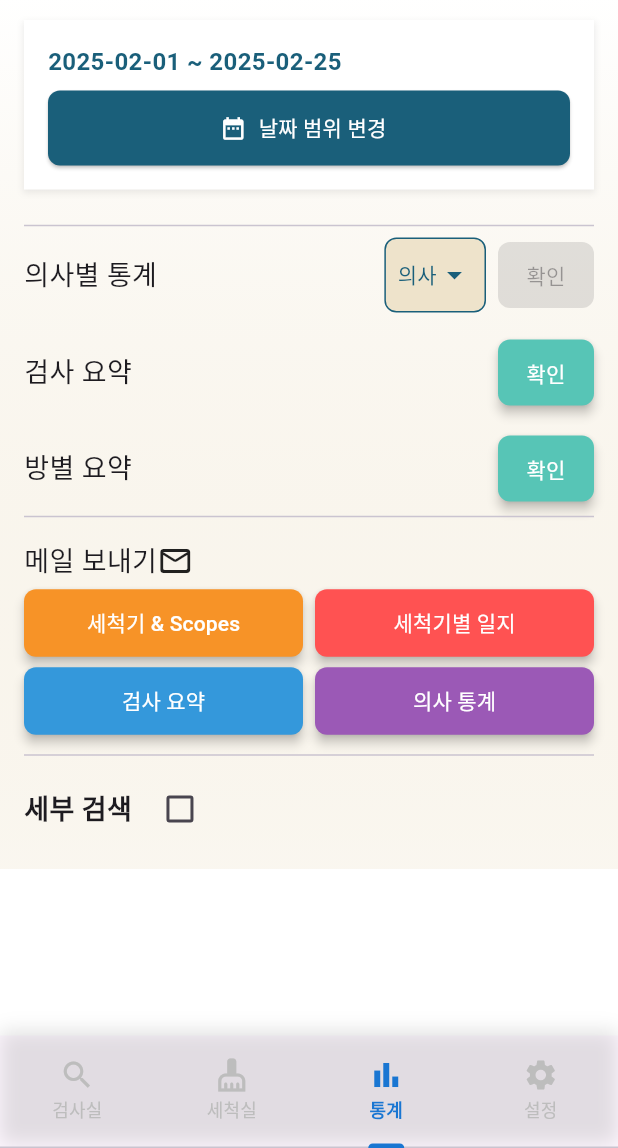
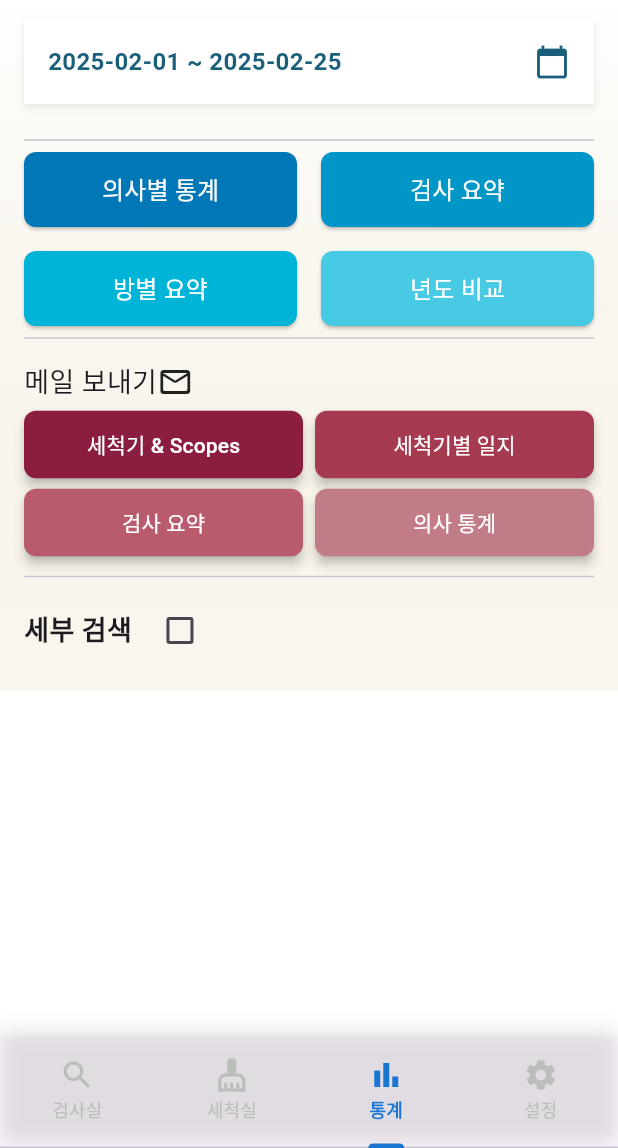
Before and after one commit to kimshinil79/endoscopy_total_solution, a Flutter app: the screen it shows once a user with an empty profile is signed in, item 3 of the bottom bar chosen, on a phone screen of 412 x 824 dp, the part 88-1236 px from its top. Run offline on Flutter 3.47's test engine with Material 3 defaults, Android fonts, the phone set to English and light mode, and no system bars; our stand-ins replace camera, cloud_firestore, firebase_auth, firebase_core, shared_preferences; missing offline and left inert: flutter_email_sender, google_mlkit_text_recognition, syncfusion_flutter_xlsio, syncfusion_officechart; accounts and stored records are empty; project files that could hold a hidden picture were left out.

Commit message:
Refactor statistics page UI and add doctor selection dialog
- Updated date format in table data from 'yy/MM/dd' to 'MM/dd'
- Added a new doctor selection dialog with improved UI
- Replaced dropdown and confirm buttons with a single dialog-based selection
- Updated button styles with a gradient of blue colors
- Modified button colors for export and summary buttons to use rose/burgundy tones
- Improved layout and interaction for date range and doctor selection

```diff
--- a/lib/tabs/statistics_page.dart
+++ b/lib/tabs/statistics_page.dart
@@ -2676,7 +2676,7 @@ class _StatisticsPageState extends State<StatisticsPage>
         'yyyy-MM-dd',
       ).format(currentDate);
       tableData.add([
-        DateFormat('yy/MM/dd').format(currentDate),
+        DateFormat('MM/dd').format(currentDate),
         formatRoomData(roomData['1']![formattedCurrentDate]!),
         formatRoomData(roomData['2']![formattedCurrentDate]!),
         formatRoomData(roomData['3']![formattedCurrentDate]!),
@@ -3141,6 +3141,113 @@ class _StatisticsPageState extends State<StatisticsPage>
     return conditions.join('\n');
   }
 
+  void _showDoctorSelectionDialog(BuildContext context, List<String> doctors) {
+    showDialog(
+      context: context,
+      builder: (context) {
+        return Dialog(
+          shape: RoundedRectangleBorder(
+            borderRadius: BorderRadius.circular(20),
+          ),
+          child: Container(
+            width: MediaQuery.of(context).size.width * 0.8,
+            padding: const EdgeInsets.all(16.0),
+            decoration: BoxDecoration(
+              color: Colors.white,
+              borderRadius: BorderRadius.circular(20),
+              boxShadow: [
+                BoxShadow(
+                  color: Colors.black26,
+                  blurRadius: 10,
+                  offset: Offset(0, 4),
+                ),
+              ],
+            ),
+            child: Column(
+              mainAxisSize: MainAxisSize.min,
+              crossAxisAlignment: CrossAxisAlignment.start,
+              children: [
+                Text(
+                  '의사 선택',
+                  style: TextStyle(
+                    fontSize: 22,
+                    fontWeight: FontWeight.bold,
+                    color: oceanBlue,
+                  ),
+                ),
+                SizedBox(height: 20),
+                Container(
+                  height: 300,
+                  child: ListView.builder(
+                    shrinkWrap: true,
+                    itemCount: doctors.length,
+                    itemBuilder: (context, index) {
+                      // Skip the placeholder "의사" option
+                      if (doctors[index] == '의사') return SizedBox.shrink();
+
+                      return ListTile(
+                        title: Text(
+                          doctors[index],
+                          style: TextStyle(fontSize: 18, color: Colors.black87),
+                        ),
+                        trailing: Icon(
+                          Icons.arrow_forward_ios,
+                          color: oceanBlue,
+                          size: 16,
+                        ),
+                        onTap: () async {
+                          Navigator.of(context).pop();
+
+                          // Set the selected doctor and query patients
+                          setState(() {
+                            selectedDoctor = doctors[index];
+                          });
+
+                          if (startDate != null && endDate != null) {
+                            setState(() {
+                              isLoading = true;
+                            });
+
+                            setState(() {
+                              isLoading = false;
+                            });
+
+                            _queryPatients();
+                          }
+                        },
+                      );
+                    },
+                  ),
+                ),
+                SizedBox(height: 16),
+                Align(
+                  alignment: Alignment.center,
+                  child: ElevatedButton(
+                    style: ElevatedButton.styleFrom(
+                      backgroundColor: oceanBlue,
+                      shape: RoundedRectangleBorder(
+                        borderRadius: BorderRadius.circular(30),
+                      ),
+                      padding: EdgeInsets.symmetric(
+                        horizontal: 32,
+                        vertical: 16,
+                      ),
+                    ),
+                    onPressed: () => Navigator.of(context).pop(),
+                    child: Text(
+                      '취소',
+                      style: TextStyle(fontSize: 16, color: Colors.white),
+                    ),
+                  ),
+                ),
+              ],
+            ),
+          ),
+        );
+      },
+    );
+  }
+
   @override
   Widget build(BuildContext context) {
     super.build(context);
@@ -3181,8 +3288,10 @@ class _StatisticsPageState extends State<StatisticsPage>
                           ),
                         ],
                       ),
-                      child: Column(
-                        crossAxisAlignment: CrossAxisAlignment.start,
+                      child: InkWell(
+                        onTap: () => _selectDateRange(context),
+                        child: Row(
+                          mainAxisAlignment: MainAxisAlignment.spaceBetween,
                           children: [
                             Text(
                               startDate == null || endDate == null
@@ -3194,72 +3303,55 @@ class _StatisticsPageState extends State<StatisticsPage>
                                 color: oceanBlue,
                               ),
                             ),
-                          SizedBox(height: 8),
-                          ElevatedButton.icon(
+                            Icon(Icons.calendar_today, color: oceanBlue),
+                          ],
+                        ),
+                      ),
+                    ),
+                    SizedBox(height: 16),
+                    Divider(),
+                    Row(
+                      children: [
+                        Expanded(
+                          child: ElevatedButton(
                             style: ElevatedButton.styleFrom(
-                              backgroundColor: oceanBlue,
+                              backgroundColor: Color(
+                                0xFF0077B6,
+                              ), // Darker blue for "의사별 통계"
                               foregroundColor: Colors.white,
                               minimumSize: Size(double.infinity, 50),
                               shape: RoundedRectangleBorder(
                                 borderRadius: BorderRadius.circular(8),
                               ),
                             ),
-                            onPressed: () => _selectDateRange(context),
-                            icon: Icon(Icons.date_range),
-                            label: Text('날짜 범위 변경'),
-                          ),
-                        ],
-                      ),
-                    ),
-                    SizedBox(height: 16),
-                    Divider(),
-                    Row(
-                      children: [
-                        Text('의사별 통계', style: TextStyle(fontSize: 18)),
-                        Spacer(),
-                        Container(
-                          padding: EdgeInsets.symmetric(horizontal: 8),
-                          decoration: BoxDecoration(
-                            color: sandyBeige,
-                            border: Border.all(color: oceanBlue),
+                            onPressed: () {
+                              _showDoctorSelectionDialog(context, doctors);
+                            },
+                            child: Text(
+                              '의사별 통계',
+                              style: TextStyle(fontSize: 16),
+                            ),
+                          ),
+                        ),
+                        SizedBox(width: 16), // Add space between the buttons
+                        Expanded(
+                          child: ElevatedButton(
+                            style: ElevatedButton.styleFrom(
+                              backgroundColor: Color(
+                                0xFF0096C7,
+                              ), // Medium blue for "검사 요약"
+                              foregroundColor: Colors.white,
+                              minimumSize: Size(double.infinity, 50),
+                              shape: RoundedRectangleBorder(
                                 borderRadius: BorderRadius.circular(8),
                               ),
-                          child: DropdownButtonHideUnderline(
-                            child: DropdownButton<String>(
-                              value: selectedDoctor,
-                              onChanged: (String? newValue) {
-                                setState(() {
-                                  selectedDoctor = newValue!;
-                                  isConfirmButtonEnabled =
-                                      selectedDoctor != '의사';
-                                });
-                              },
-                              items:
-                                  doctors.map<DropdownMenuItem<String>>((
-                                    String value,
-                                  ) {
-                                    return DropdownMenuItem<String>(
-                                      value: value,
+                            ),
+                            onPressed: _querySummaryPatients,
                             child: Text(
-                                        value,
-                                        style: TextStyle(color: oceanBlue),
-                                      ),
-                                    );
-                                  }).toList(),
-                              style: TextStyle(color: oceanBlue),
-                              icon: Icon(
-                                Icons.arrow_drop_down,
-                                color: oceanBlue,
-                              ),
-                            ),
-                          ),
-                        ),
-                        SizedBox(width: 8),
-                        ElevatedButton(
-                          style: seafoamButtonStyle,
-                          onPressed:
-                              isConfirmButtonEnabled ? _queryPatients : null,
-                          child: Text('확인'),
+                              '검사 요약',
+                              style: TextStyle(fontSize: 16),
+                            ),
+                          ),
                         ),
                       ],
                     ),
@@ -3267,26 +3359,43 @@ class _StatisticsPageState extends State<StatisticsPage>
                     Row(
                       children: [
                         Expanded(
-                          child: Text('검사 요약', style: TextStyle(fontSize: 18)),
-                        ),
-                        Spacer(),
-                        ElevatedButton(
-                          style: seafoamButtonStyle,
-                          onPressed: _querySummaryPatients,
-                          child: Text('확인'),
-                        ),
-                      ],
-                    ),
-                    SizedBox(height: 16),
-                    Row(
-                      children: [
+                          child: ElevatedButton(
+                            style: ElevatedButton.styleFrom(
+                              backgroundColor: Color(
+                                0xFF00B4D8,
+                              ), // Lighter blue for "방별 요약"
+                              foregroundColor: Colors.white,
+                              minimumSize: Size(double.infinity, 50),
+                              shape: RoundedRectangleBorder(
+                                borderRadius: BorderRadius.circular(8),
+                              ),
+                            ),
+                            onPressed: _queryRoomSummary,
+                            child: Text(
+                              '방별 요약',
+                              style: TextStyle(fontSize: 16),
+                            ),
+                          ),
+                        ),
+                        SizedBox(width: 16), // Add space between the buttons
                         Expanded(
-                          child: Text('방별 요약', style: TextStyle(fontSize: 18)),
-                        ),
-                        ElevatedButton(
-                          style: seafoamButtonStyle,
-                          onPressed: _queryRoomSummary,
-                          child: Text('확인'),
+                          child: ElevatedButton(
+                            style: ElevatedButton.styleFrom(
+                              backgroundColor: Color(
+                                0xFF48CAE4,
+                              ), // Lightest blue for "년도 비교"
+                              foregroundColor: Colors.white,
+                              minimumSize: Size(double.infinity, 50),
+                              shape: RoundedRectangleBorder(
+                                borderRadius: BorderRadius.circular(8),
+                              ),
+                            ),
+                            onPressed: () {}, // Define this function
+                            child: Text(
+                              '년도 비교',
+                              style: TextStyle(fontSize: 16),
+                            ),
+                          ),
                         ),
                       ],
                     ),
@@ -3305,7 +3414,7 @@ class _StatisticsPageState extends State<StatisticsPage>
                           flex: 4,
                           child: ElevatedButton.icon(
                             style: ElevatedButton.styleFrom(
-                              backgroundColor: coralOrange,
+                              backgroundColor: Color(0xFF8B1E3F), // 깊은 버건디
                               foregroundColor: Colors.white,
                               padding: EdgeInsets.symmetric(vertical: 12),
                               shape: RoundedRectangleBorder(
@@ -3320,12 +3429,12 @@ class _StatisticsPageState extends State<StatisticsPage>
                             onPressed: _createWashingMachineAndScopesExcelFile,
                           ),
                         ),
-                        SizedBox(width: 8), // 버튼 사이의 간격
+                        SizedBox(width: 8),
                         Expanded(
                           flex: 4,
                           child: ElevatedButton.icon(
                             style: ElevatedButton.styleFrom(
-                              backgroundColor: Colors.redAccent,
+                              backgroundColor: Color(0xFFA63A50), // 진한 로즈
                               foregroundColor: Colors.white,
                               padding: EdgeInsets.symmetric(vertical: 12),
                               shape: RoundedRectangleBorder(
@@ -3349,7 +3458,7 @@ class _StatisticsPageState extends State<StatisticsPage>
                           flex: 3,
                           child: ElevatedButton.icon(
                             style: ElevatedButton.styleFrom(
-                              backgroundColor: turquoiseBlue,
+                              backgroundColor: Color(0xFFB85C6D), // 중간 로즈
                               foregroundColor: Colors.white,
                               padding: EdgeInsets.symmetric(vertical: 12),
                               shape: RoundedRectangleBorder(
@@ -3364,13 +3473,12 @@ class _StatisticsPageState extends State<StatisticsPage>
                             onPressed: _createExamSummaryExcel,
                           ),
                         ),
-                        SizedBox(width: 8), // 버튼 사이의 간격
+                        SizedBox(width: 8),
                         Expanded(
                           flex: 3,
                           child: ElevatedButton.icon(
                             style: ElevatedButton.styleFrom(
-                              backgroundColor:
-                                  lavenderPurple, // 새 버튼의 색상을 다르게 설정
+                              backgroundColor: Color(0xFFC27C88), // 연한 로즈
                               foregroundColor: Colors.white,
                               padding: EdgeInsets.symmetric(vertical: 12),
                               shape: RoundedRectangleBorder(
```
Lines whose indentation alone changed are shown as unchanged.
